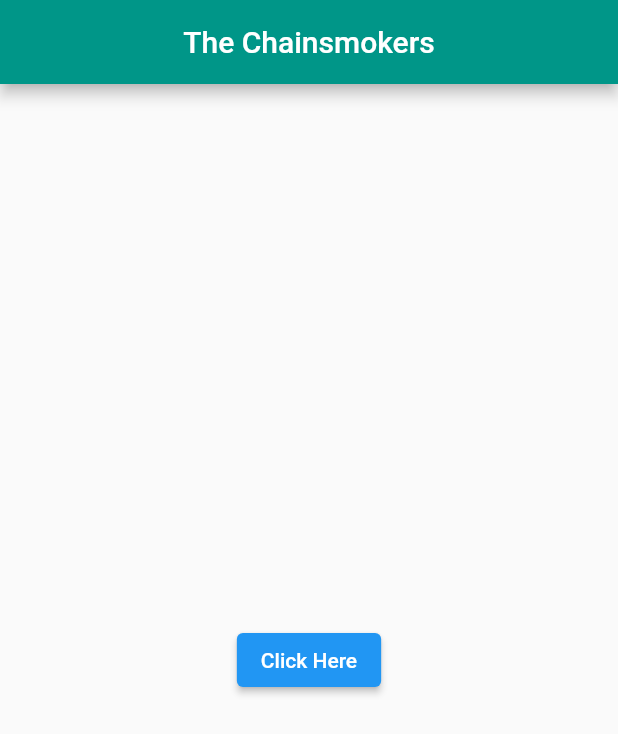
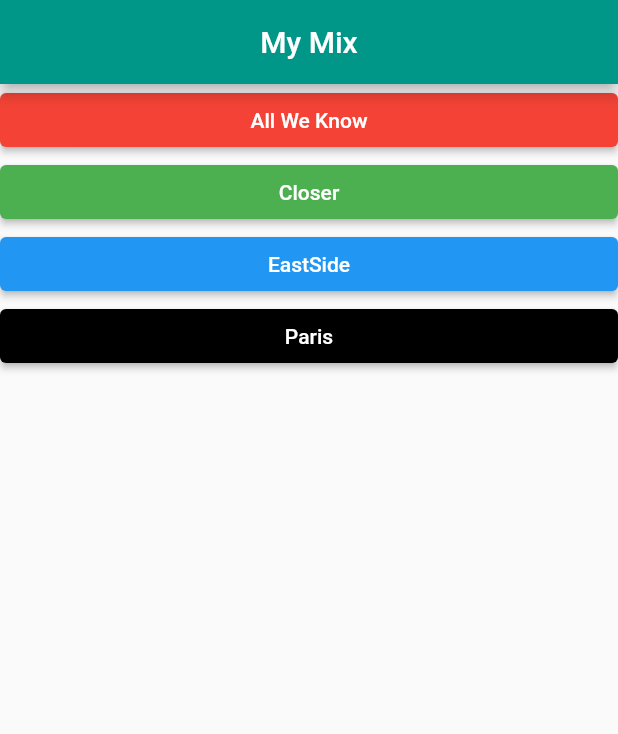
Before and after one commit to Brwn11/angela_u_xylophone, a Flutter app: the screen it shows after launch, on a phone screen of 412 x 824 dp. Shown: the top 734 px of the screen. Run offline on Flutter 3.47's test engine with Material 2 defaults, Android fonts, the phone set to English and light mode, and no system bars; our stand-ins replace audioplayers.

Commit message:
with color

```diff
--- a/lib/main.dart
+++ b/lib/main.dart
@@ -19,23 +19,91 @@
           appBar: AppBar(
             backgroundColor: Colors.teal,
             title: Text(
-              "The Chainsmokers",
+              "My Mix",
               style: TextStyle(
                 color: Colors.white,
               ),
             ),
             centerTitle: true,
           ),
-          body: Center(
+          body: Container(
+            width: double.infinity,
+            height: double.infinity,
+            child: Column(
+              children: [
+                Container(
+                  width: double.infinity,
+                  child: ElevatedButton(
+                    style: ButtonStyle(
+                      backgroundColor: MaterialStateProperty.resolveWith(
+                        (states) => Colors.red,
+                      ),
+                    ),
+                    onPressed: () {
+                      player.play(
+                        'All_we_know.mp3',
+                      );
+                    },
+                    child: Text(
+                      "All We Know",
+                    ),
+                  ),
+                ),
+                Container(
+                  width: double.infinity,
                   child: ElevatedButton(
                     onPressed: () {
                       player.play(
-                  'note2.wav',
+                        'closer.mp3',
                       );
                     },
+                    style: ButtonStyle(
+                      backgroundColor: MaterialStateProperty.resolveWith(
+                        (states) => Colors.green,
+                      ),
+                    ),
                     child: Text(
-                "Click Here",
+                      "Closer",
                     ),
+                  ),
+                ),
+                Container(
+                  width: double.infinity,
+                  child: ElevatedButton(
+                    onPressed: () {
+                      player.play(
+                        'Eastside.mp3',
+                      );
+                    },
+                    style: ButtonStyle(
+                      backgroundColor: MaterialStateProperty.resolveWith(
+                        (states) => Colors.blue,
+                      ),
+                    ),
+                    child: Text(
+                      "EastSide",
+                    ),
+                  ),
+                ),
+                Container(
+                  width: double.infinity,
+                  child: ElevatedButton(
+                    onPressed: () {
+                      player.play(
+                        'paris.mp3',
+                      );
+                    },
+                    style: ButtonStyle(
+                      backgroundColor: MaterialStateProperty.resolveWith(
+                        (states) => Colors.black,
+                      ),
+                    ),
+                    child: Text(
+                      "Paris",
+                    ),
+                  ),
+                ),
+              ],
             ),
           ),
         ),
```
Also changed, not shown: 11 other files. Lines whose indentation alone changed are shown as unchanged.
